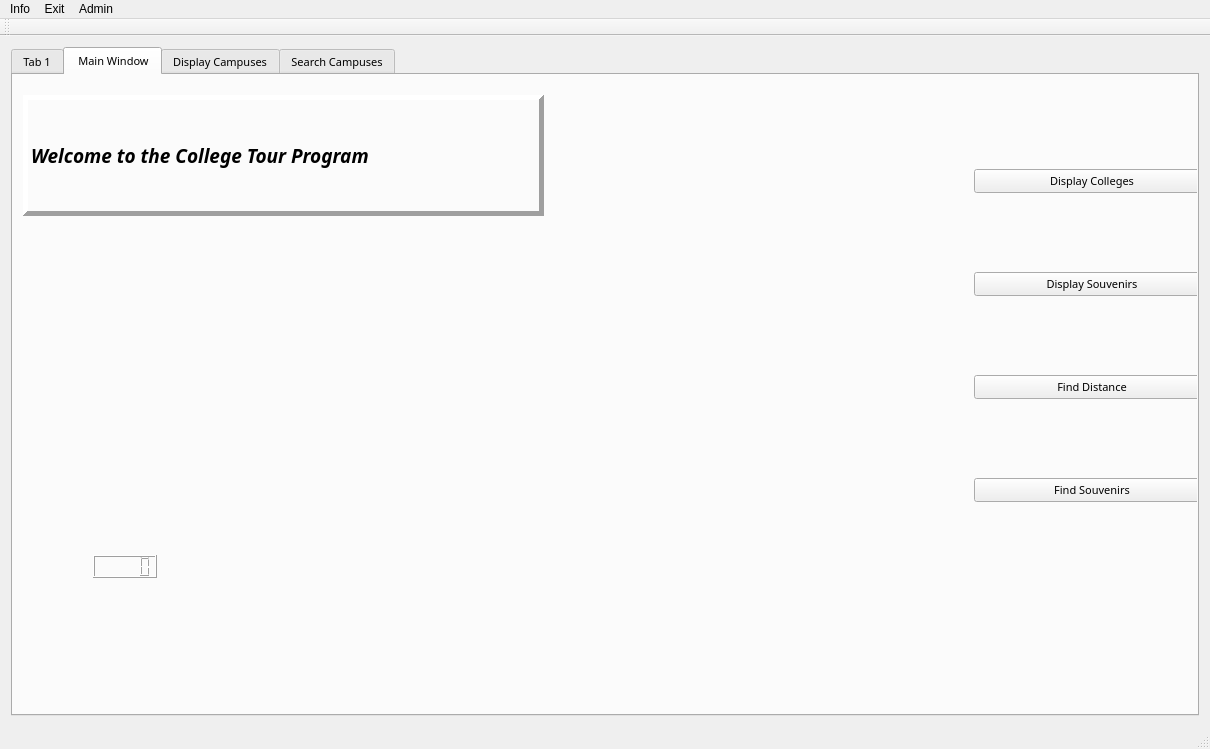
brianclinkenbeard/collegetour, file src/mainwindow.ui: the form before one commit.
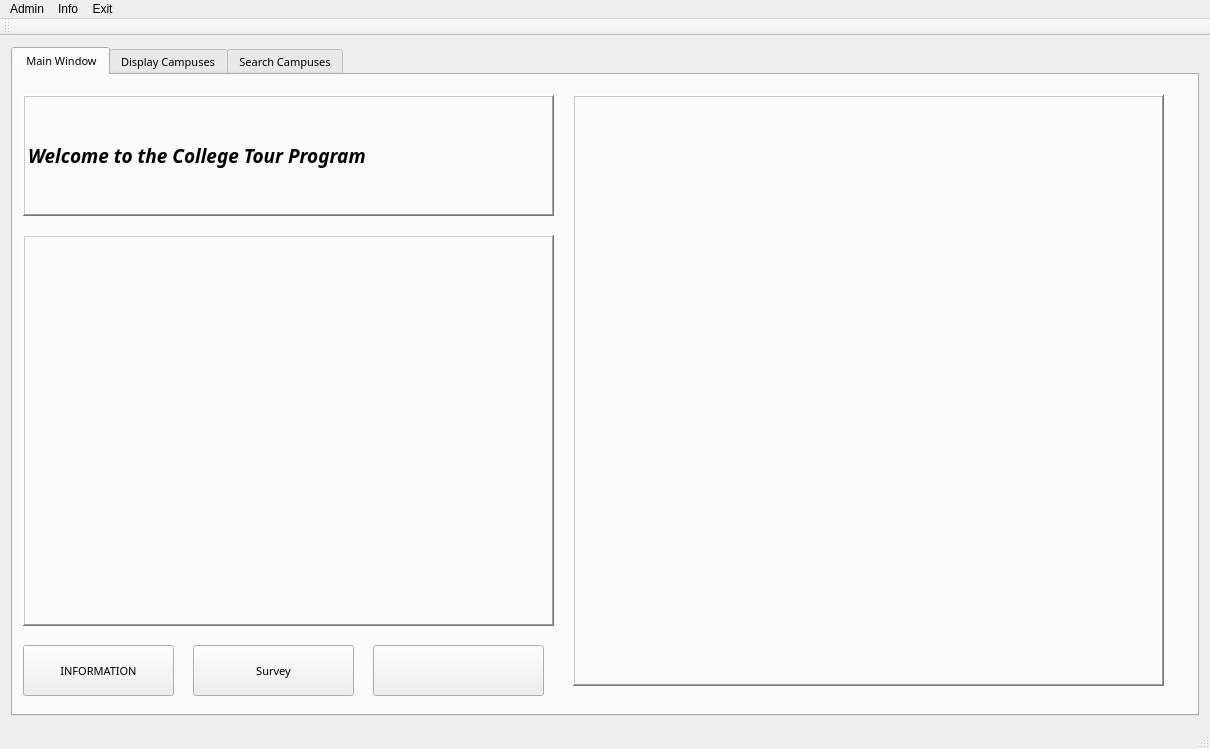
The form after the commit. The open tabs and pages were chosen to show the change. Icons and pictures are not drawn.

```diff
--- a/src/mainwindow.ui
+++ b/src/mainwindow.ui
@@ -26,102 +26,136 @@
       <property name="currentIndex">
        <number>3</number>
       </property>
-      <widget class="QWidget" name="tab">
-       <attribute name="title">
-        <string>Tab 1</string>
-       </attribute>
-       <widget class="QLabel" name="status">
-        <property name="geometry">
-         <rect>
-          <x>300</x>
-          <y>190</y>
-          <width>291</width>
-          <height>71</height>
-         </rect>
-        </property>
-        <property name="text">
-         <string>TextLabel</string>
-        </property>
-       </widget>
-      </widget>
       <widget class="QWidget" name="tab_2">
        <attribute name="title">
         <string> Main Window</string>
        </attribute>
-       <widget class="QLCDNumber" name="lcdNumber">
-        <property name="geometry">
-         <rect>
-          <x>80</x>
-          <y>480</y>
-          <width>64</width>
-          <height>23</height>
-         </rect>
-        </property>
-       </widget>
        <widget class="QLabel" name="label_2">
         <property name="geometry">
          <rect>
           <x>10</x>
           <y>20</y>
-          <width>521</width>
+          <width>531</width>
           <height>121</height>
          </rect>
         </property>
         <property name="frameShape">
-         <enum>QFrame::Panel</enum>
+         <enum>QFrame::WinPanel</enum>
         </property>
         <property name="frameShadow">
          <enum>QFrame::Raised</enum>
         </property>
         <property name="lineWidth">
-         <number>5</number>
+         <number>14</number>
         </property>
         <property name="midLineWidth">
-         <number>5</number>
+         <number>14</number>
         </property>
         <property name="text">
          <string>&lt;html&gt;&lt;head/&gt;&lt;body&gt;&lt;p&gt;&lt;span style=&quot; font-size:14pt; font-weight:600; font-style:italic;&quot;&gt;Welcome to the College Tour Program&lt;/span&gt;&lt;/p&gt;&lt;/body&gt;&lt;/html&gt;</string>
         </property>
        </widget>
-       <widget class="QWidget" name="layoutWidget">
+       <widget class="QLabel" name="status">
         <property name="geometry">
          <rect>
-          <x>950</x>
-          <y>10</y>
-          <width>258</width>
-          <height>501</height>
+          <x>260</x>
+          <y>260</y>
+          <width>181</width>
+          <height>41</height>
          </rect>
         </property>
-        <layout class="QVBoxLayout" name="verticalLayout">
-         <item>
-          <widget class="QPushButton" name="display_college_button">
-           <property name="text">
-            <string>Display Colleges</string>
-           </property>
-          </widget>
-         </item>
-         <item>
-          <widget class="QPushButton" name="pushButton_4">
-           <property name="text">
-            <string>Display Souvenirs</string>
-           </property>
-          </widget>
-         </item>
-         <item>
-          <widget class="QPushButton" name="pushButton_3">
-           <property name="text">
-            <string>Find Distance</string>
-           </property>
-          </widget>
-         </item>
-         <item>
-          <widget class="QPushButton" name="pushButton_5">
-           <property name="text">
-            <string>Find Souvenirs</string>
-           </property>
-          </widget>
-         </item>
-        </layout>
+        <property name="text">
+         <string/>
+        </property>
+       </widget>
+       <widget class="QLabel" name="label_6">
+        <property name="geometry">
+         <rect>
+          <x>10</x>
+          <y>160</y>
+          <width>531</width>
+          <height>391</height>
+         </rect>
+        </property>
+        <property name="frameShape">
+         <enum>QFrame::WinPanel</enum>
+        </property>
+        <property name="frameShadow">
+         <enum>QFrame::Raised</enum>
+        </property>
+        <property name="lineWidth">
+         <number>14</number>
+        </property>
+        <property name="midLineWidth">
+         <number>14</number>
+        </property>
+        <property name="text">
+         <string>&lt;html&gt;&lt;head/&gt;&lt;body&gt;&lt;p&gt;&lt;br/&gt;&lt;/p&gt;&lt;/body&gt;&lt;/html&gt;</string>
+        </property>
+       </widget>
+       <widget class="QPushButton" name="pushButton_3">
+        <property name="geometry">
+         <rect>
+          <x>10</x>
+          <y>570</y>
+          <width>151</width>
+          <height>51</height>
+         </rect>
+        </property>
+        <property name="text">
+         <string>INFORMATION</string>
+        </property>
+       </widget>
+       <widget class="QPushButton" name="pushButton_4">
+        <property name="geometry">
+         <rect>
+          <x>180</x>
+          <y>570</y>
+          <width>161</width>
+          <height>51</height>
+         </rect>
+        </property>
+        <property name="text">
+         <string>Survey</string>
+        </property>
+       </widget>
+       <widget class="QLabel" name="label_7">
+        <property name="geometry">
+         <rect>
+          <x>560</x>
+          <y>20</y>
+          <width>591</width>
+          <height>591</height>
+         </rect>
+        </property>
+        <property name="frameShape">
+         <enum>QFrame::WinPanel</enum>
+        </property>
+        <property name="frameShadow">
+         <enum>QFrame::Raised</enum>
+        </property>
+        <property name="lineWidth">
+         <number>14</number>
+        </property>
+        <property name="midLineWidth">
+         <number>14</number>
+        </property>
+        <property name="text">
+         <string>&lt;html&gt;&lt;head/&gt;&lt;body&gt;&lt;p&gt;&lt;br/&gt;&lt;/p&gt;&lt;/body&gt;&lt;/html&gt;</string>
+        </property>
+       </widget>
+       <widget class="QPushButton" name="pushButton_5">
+        <property name="geometry">
+         <rect>
+          <x>360</x>
+          <y>570</y>
+          <width>171</width>
+          <height>51</height>
+         </rect>
+        </property>
+        <property name="text">
+         <string/>
+        </property>
        </widget>
       </widget>
       <widget class="QWidget" name="tab_3">
@@ -543,7 +577,7 @@
      <x>0</x>
      <y>0</y>
      <width>1210</width>
-     <height>22</height>
+     <height>26</height>
     </rect>
    </property>
    <widget class="QMenu" name="menuInfo">
@@ -562,9 +596,9 @@
     </property>
     <addaction name="actionLogin"/>
    </widget>
+   <addaction name="menuAdmin"/>
    <addaction name="menuInfo"/>
    <addaction name="menuExit"/>
-   <addaction name="menuAdmin"/>
   </widget>
   <widget class="QToolBar" name="mainToolBar">
    <attribute name="toolBarArea">
```
Left out of the diff: 12 changed lines with no effect on the pictures.
